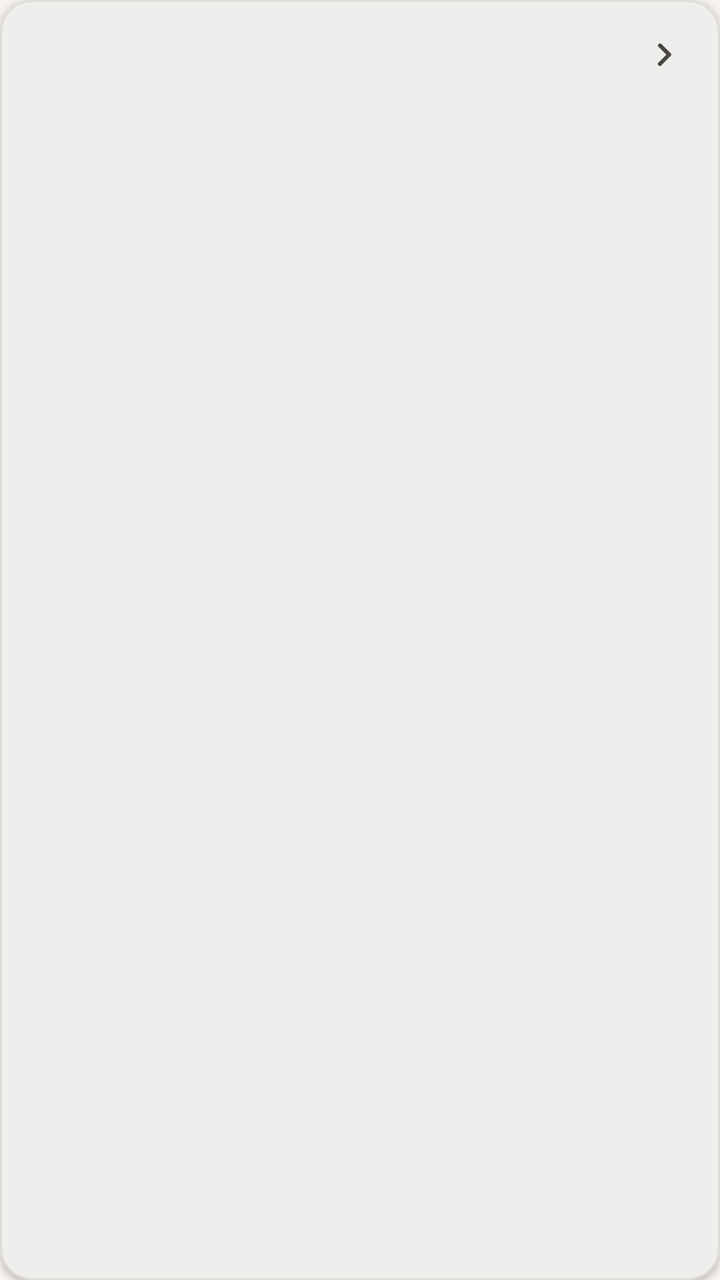
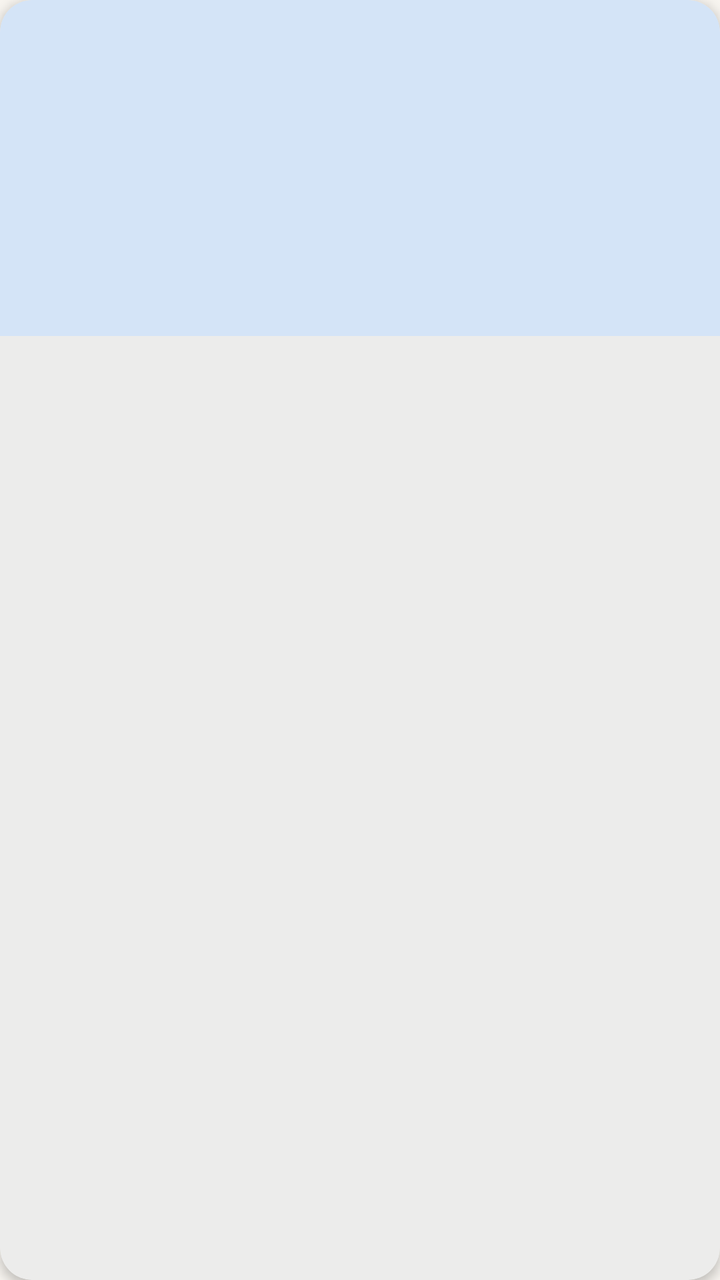

Screens rendered from an Android XML layout before and after an edit, with the pre-edit source and the edit as a unified diff.
<!-- AndroidManifest.xml: application theme Theme.AppLibrary -->
<!-- res/layout/item_book.xml -->
<?xml version="1.0" encoding="utf-8"?>
<com.google.android.material.card.MaterialCardView xmlns:android="http://schemas.android.com/apk/res/android"
    xmlns:app="http://schemas.android.com/apk/res-auto"
    style="@style/Widget.AppLibrary.Card.List"
    android:layout_width="match_parent"
    android:layout_height="wrap_content"
    android:layout_marginBottom="@dimen/spacing_sm"
    android:clickable="true"
    android:focusable="true">

    <androidx.constraintlayout.widget.ConstraintLayout
        android:layout_width="match_parent"
        android:layout_height="wrap_content"
        android:padding="@dimen/spacing_md">

        <FrameLayout
            android:id="@+id/cover_container"
            android:layout_width="72dp"
            android:layout_height="100dp"
            android:foreground="?attr/selectableItemBackgroundBorderless"
            app:layout_constraintBottom_toBottomOf="parent"
            app:layout_constraintStart_toStartOf="parent"
            app:layout_constraintTop_toTopOf="parent">

            <ImageView
                android:id="@+id/image_cover"
                android:layout_width="match_parent"
                android:layout_height="match_parent"
                android:contentDescription="@null"
                android:scaleType="centerCrop"
                android:visibility="gone" />

            <TextView
                android:id="@+id/text_cover_initial"
                android:layout_width="match_parent"
                android:layout_height="match_parent"
                android:gravity="center"
                android:textAppearance="@style/TextAppearance.AppLibrary.CoverInitial"
                android:textColor="@color/library_on_primary" />

            <TextView
                android:id="@+id/text_year"
                android:layout_width="wrap_content"
                android:layout_height="wrap_content"
                android:layout_gravity="bottom|center_horizontal"
                android:layout_marginBottom="6dp"
                android:background="@drawable/bg_cover_year_badge"
                android:paddingHorizontal="6dp"
                android:paddingVertical="2dp"
                android:textAppearance="?attr/textAppearanceLabelSmall"
                android:textColor="@color/library_on_primary"
                android:visibility="gone" />
        </FrameLayout>

        <TextView
            android:id="@+id/text_title"
            android:layout_width="0dp"
            android:layout_height="wrap_content"
            android:layout_marginStart="@dimen/spacing_md"
            android:ellipsize="end"
            android:maxLines="2"
            android:textAppearance="?attr/textAppearanceTitleMedium"
            android:textColor="?attr/colorOnSurface"
            app:layout_constraintEnd_toStartOf="@id/icon_chevron"
            app:layout_constraintStart_toEndOf="@id/cover_container"
            app:layout_constraintTop_toTopOf="parent" />

        <ImageView
            android:id="@+id/icon_chevron"
            android:layout_width="24dp"
            android:layout_height="24dp"
            android:contentDescription="@null"
            android:src="@drawable/ic_chevron_forward"
            app:layout_constraintBottom_toBottomOf="@id/text_title"
            app:layout_constraintEnd_toEndOf="parent"
            app:layout_constraintTop_toTopOf="@id/text_title" />

        <TextView
            android:id="@+id/text_author"
            android:layout_width="0dp"
            android:layout_height="wrap_content"
            android:layout_marginStart="@dimen/spacing_md"
            android:layout_marginTop="4dp"
            android:ellipsize="end"
            android:maxLines="1"
            android:textAppearance="?attr/textAppearanceBodyMedium"
            android:textColor="?attr/colorOnSurfaceVariant"
            app:layout_constraintEnd_toEndOf="parent"
            app:layout_constraintStart_toEndOf="@id/cover_container"
            app:layout_constraintTop_toBottomOf="@id/text_title" />

        <TextView
            android:id="@+id/text_availability"
            android:layout_width="wrap_content"
            android:layout_height="wrap_content"
            android:layout_marginStart="@dimen/spacing_md"
            android:layout_marginTop="@dimen/spacing_sm"
            android:drawablePadding="4dp"
            android:paddingHorizontal="10dp"
            android:paddingVertical="5dp"
            android:textAppearance="?attr/textAppearanceLabelMedium"
            app:layout_constraintStart_toEndOf="@id/cover_container"
            app:layout_constraintTop_toBottomOf="@id/text_author" />
    </androidx.constraintlayout.widget.ConstraintLayout>
</com.google.android.material.card.MaterialCardView>
<!-- resources referenced by this layout -->
<resources>
  <color name="library_on_primary">#FFFFFF</color>
  <dimen name="spacing_md">16dp</dimen>
  <dimen name="spacing_sm">8dp</dimen>
  <!-- drawable bg_cover_year_badge (drawable) -->
  <?xml version="1.0" encoding="utf-8"?>
  <shape xmlns:android="http://schemas.android.com/apk/res/android">
      <solid android:color="#66000000" />
      <corners android:radius="6dp" />
  </shape>
  <!-- drawable ic_chevron_forward (drawable) -->
  <?xml version="1.0" encoding="utf-8"?>
  <vector xmlns:android="http://schemas.android.com/apk/res/android"
      android:width="24dp"
      android:height="24dp"
      android:viewportWidth="24"
      android:viewportHeight="24">
      <path
          android:fillColor="?attr/colorOnSurfaceVariant"
          android:pathData="M9.29,6.71a1,1 0,0 0,0 1.41L13.17,12l-3.88,3.88a1,1 0,1 0,1.41 1.41l4.59,-4.59a1,1 0,0 0,0 -1.41L10.7,6.7a1,1 0,0 0,-1.41 0.01z" />
  </vector>
  <style name="TextAppearance.AppLibrary.CoverInitial" parent="TextAppearance.Material3.HeadlineSmall">
          <item name="android:textStyle">bold</item>
      </style>
  <style name="Widget.AppLibrary.Card.List" parent="Widget.Material3.CardView.Elevated">
          <item name="cardCornerRadius">@dimen/card_radius</item>
          <item name="cardElevation">2dp</item>
          <item name="strokeWidth">1dp</item>
          <item name="strokeColor">@color/library_card_stroke</item>
          <item name="cardBackgroundColor">?attr/colorSurface</item>
          <item name="rippleColor">?attr/colorPrimaryContainer</item>
      </style>
  <style name="Theme.AppLibrary" parent="Base.Theme.AppLibrary" />
  <dimen name="card_radius">16dp</dimen>
  <color name="library_card_stroke">#E0DBD4</color>
  <color name="library_primary">#1B3A5C</color>
  <color name="library_primary_container">#D4E4F7</color>
  <color name="library_on_primary_container">#0A2540</color>
  <color name="library_secondary">#9A7B2F</color>
  <color name="library_on_secondary">#FFFFFF</color>
  <color name="library_secondary_container">#F5E6C8</color>
  <color name="library_on_secondary_container">#3D2F0A</color>
  <color name="library_tertiary">#2D6A4F</color>
  <color name="library_on_tertiary">#FFFFFF</color>
  <color name="library_tertiary_container">#B7E4C7</color>
  <color name="library_on_tertiary_container">#0D3321</color>
  <color name="library_background">#F7F4EF</color>
  <color name="library_on_background">#1C1B1A</color>
  <color name="library_surface">#FFFCF8</color>
  <color name="library_on_surface">#1C1B1A</color>
  <color name="library_surface_variant">#E8E4DD</color>
  <color name="library_on_surface_variant">#4A4640</color>
  <color name="library_outline">#7A756C</color>
  <color name="library_error">#BA1A1A</color>
  <color name="library_on_error">#FFFFFF</color>
  <style name="Widget.AppLibrary.Card" parent="Widget.Material3.CardView.Elevated">
          <item name="cardCornerRadius">@dimen/card_radius</item>
          <item name="cardElevation">2dp</item>
          <item name="strokeWidth">0dp</item>
      </style>
  <style name="Widget.AppLibrary.Button" parent="Widget.Material3.Button">
          <item name="cornerRadius">12dp</item>
          <item name="android:minHeight">52dp</item>
      </style>
  <style name="Widget.AppLibrary.BottomNav" parent="Widget.Material3.BottomNavigationView">
          <item name="android:background">?attr/colorSurface</item>
          <item name="elevation">@dimen/bottom_nav_elevation</item>
          <item name="itemActiveIndicatorStyle">@style/Widget.AppLibrary.BottomNav.ActiveIndicator</item>
      </style>
  <dimen name="bottom_nav_elevation">8dp</dimen>
  <style name="Widget.AppLibrary.BottomNav.ActiveIndicator" parent="Widget.Material3.BottomNavigationView.ActiveIndicator">
          <item name="android:color">?attr/colorSecondaryContainer</item>
      </style>
  <!-- unchanged entries left out for length: 2 -->
</resources>

<!-- the commit's change to res/layout/item_book.xml (unified diff, before → after) -->
@@ -1,26 +1,23 @@
 <?xml version="1.0" encoding="utf-8"?>
 <com.google.android.material.card.MaterialCardView xmlns:android="http://schemas.android.com/apk/res/android"
     xmlns:app="http://schemas.android.com/apk/res-auto"
-    style="@style/Widget.AppLibrary.Card.List"
+    style="@style/Widget.AppLibrary.Card.Book"
     android:layout_width="match_parent"
     android:layout_height="wrap_content"
-    android:layout_marginBottom="@dimen/spacing_sm"
+    android:layout_margin="@dimen/spacing_xs"
     android:clickable="true"
     android:focusable="true">
 
-    <androidx.constraintlayout.widget.ConstraintLayout
+    <LinearLayout
         android:layout_width="match_parent"
         android:layout_height="wrap_content"
-        android:padding="@dimen/spacing_md">
+        android:orientation="vertical">
 
         <FrameLayout
             android:id="@+id/cover_container"
-            android:layout_width="72dp"
-            android:layout_height="100dp"
-            android:foreground="?attr/selectableItemBackgroundBorderless"
-            app:layout_constraintBottom_toBottomOf="parent"
-            app:layout_constraintStart_toStartOf="parent"
-            app:layout_constraintTop_toTopOf="parent">
+            android:layout_width="match_parent"
+            android:layout_height="@dimen/book_cover_height"
+            android:background="@drawable/bg_book_cover_top">
 
             <ImageView
                 android:id="@+id/image_cover"
@@ -36,70 +33,57 @@
                 android:layout_height="match_parent"
                 android:gravity="center"
                 android:textAppearance="@style/TextAppearance.AppLibrary.CoverInitial"
-                android:textColor="@color/library_on_primary" />
+                android:textColor="@color/library_on_primary"
+                android:textSize="28sp" />
 
             <TextView
                 android:id="@+id/text_year"
                 android:layout_width="wrap_content"
                 android:layout_height="wrap_content"
-                android:layout_gravity="bottom|center_horizontal"
-                android:layout_marginBottom="6dp"
+                android:layout_gravity="bottom|end"
+                android:layout_margin="@dimen/spacing_sm"
                 android:background="@drawable/bg_cover_year_badge"
-                android:paddingHorizontal="6dp"
-                android:paddingVertical="2dp"
+                android:paddingHorizontal="8dp"
+                android:paddingVertical="3dp"
                 android:textAppearance="?attr/textAppearanceLabelSmall"
                 android:textColor="@color/library_on_primary"
                 android:visibility="gone" />
         </FrameLayout>
 
-        <TextView
-            android:id="@+id/text_title"
-            android:layout_width="0dp"
+        <LinearLayout
+            android:layout_width="match_parent"
             android:layout_height="wrap_content"
-            android:layout_marginStart="@dimen/spacing_md"
-            android:ellipsize="end"
-            android:maxLines="2"
-            android:textAppearance="?attr/textAppearanceTitleMedium"
-            android:textColor="?attr/colorOnSurface"
-            app:layout_constraintEnd_toStartOf="@id/icon_chevron"
-            app:layout_constraintStart_toEndOf="@id/cover_container"
-            app:layout_constraintTop_toTopOf="parent" />
+            android:orientation="vertical"
+            android:padding="@dimen/spacing_sm">
 
-        <ImageView
-            android:id="@+id/icon_chevron"
-            android:layout_width="24dp"
-            android:layout_height="24dp"
-            android:contentDescription="@null"
-            android:src="@drawable/ic_chevron_forward"
-            app:layout_constraintBottom_toBottomOf="@id/text_title"
-            app:layout_constraintEnd_toEndOf="parent"
-            app:layout_constraintTop_toTopOf="@id/text_title" />
+            <TextView
+                android:id="@+id/text_title"
+                android:layout_width="match_parent"
+                android:layout_height="wrap_content"
+                android:ellipsize="end"
+                android:maxLines="2"
+                android:minLines="2"
+                android:textAppearance="?attr/textAppearanceTitleSmall"
+                android:textColor="?attr/colorOnSurface" />
 
-        <TextView
-            android:id="@+id/text_author"
-            android:layout_width="0dp"
-            android:layout_height="wrap_content"
-            android:layout_marginStart="@dimen/spacing_md"
-            android:layout_marginTop="4dp"
-            android:ellipsize="end"
-            android:maxLines="1"
-            android:textAppearance="?attr/textAppearanceBodyMedium"
-            android:textColor="?attr/colorOnSurfaceVariant"
-            app:layout_constraintEnd_toEndOf="parent"
-            app:layout_constraintStart_toEndOf="@id/cover_container"
-            app:layout_constraintTop_toBottomOf="@id/text_title" />
+            <TextView
+                android:id="@+id/text_author"
+                android:layout_width="match_parent"
+                android:layout_height="wrap_content"
+                android:layout_marginTop="2dp"
+                android:ellipsize="end"
+                android:maxLines="1"
+                android:textAppearance="?attr/textAppearanceBodySmall"
+                android:textColor="?attr/colorOnSurfaceVariant" />
 
-        <TextView
-            android:id="@+id/text_availability"
-            android:layout_width="wrap_content"
-            android:layout_height="wrap_content"
-            android:layout_marginStart="@dimen/spacing_md"
-            android:layout_marginTop="@dimen/spacing_sm"
-            android:drawablePadding="4dp"
-            android:paddingHorizontal="10dp"
-            android:paddingVertical="5dp"
-            android:textAppearance="?attr/textAppearanceLabelMedium"
-            app:layout_constraintStart_toEndOf="@id/cover_container"
-            app:layout_constraintTop_toBottomOf="@id/text_author" />
-    </androidx.constraintlayout.widget.ConstraintLayout>
+            <TextView
+                android:id="@+id/text_availability"
+                android:layout_width="wrap_content"
+                android:layout_height="wrap_content"
+                android:layout_marginTop="@dimen/spacing_xs"
+                android:paddingHorizontal="8dp"
+                android:paddingVertical="4dp"
+                android:textAppearance="?attr/textAppearanceLabelSmall" />
+        </LinearLayout>
+    </LinearLayout>
 </com.google.android.material.card.MaterialCardView>
<!-- resource entries referenced after the edit -->
@@ -1,39 +1,36 @@
 <!-- resources referenced by this layout -->
 <resources>
   <color name="library_on_primary">#FFFFFF</color>
-  <dimen name="spacing_md">16dp</dimen>
+  <dimen name="book_cover_height">168dp</dimen>
   <dimen name="spacing_sm">8dp</dimen>
+  <dimen name="spacing_xs">4dp</dimen>
+  <!-- drawable bg_book_cover_top (drawable) -->
+  <?xml version="1.0" encoding="utf-8"?>
+  <shape xmlns:android="http://schemas.android.com/apk/res/android"
+      android:shape="rectangle">
+      <corners
+          android:topLeftRadius="@dimen/card_radius"
+          android:topRightRadius="@dimen/card_radius" />
+      <solid android:color="@color/library_primary_container" />
+  </shape>
   <!-- drawable bg_cover_year_badge (drawable) -->
   <?xml version="1.0" encoding="utf-8"?>
   <shape xmlns:android="http://schemas.android.com/apk/res/android">
       <solid android:color="#66000000" />
       <corners android:radius="6dp" />
   </shape>
-  <!-- drawable ic_chevron_forward (drawable) -->
-  <?xml version="1.0" encoding="utf-8"?>
-  <vector xmlns:android="http://schemas.android.com/apk/res/android"
-      android:width="24dp"
-      android:height="24dp"
-      android:viewportWidth="24"
-      android:viewportHeight="24">
-      <path
-          android:fillColor="?attr/colorOnSurfaceVariant"
-          android:pathData="M9.29,6.71a1,1 0,0 0,0 1.41L13.17,12l-3.88,3.88a1,1 0,1 0,1.41 1.41l4.59,-4.59a1,1 0,0 0,0 -1.41L10.7,6.7a1,1 0,0 0,-1.41 0.01z" />
-  </vector>
   <style name="TextAppearance.AppLibrary.CoverInitial" parent="TextAppearance.Material3.HeadlineSmall">
           <item name="android:textStyle">bold</item>
       </style>
-  <style name="Widget.AppLibrary.Card.List" parent="Widget.Material3.CardView.Elevated">
+  <style name="Widget.AppLibrary.Card.Book" parent="Widget.Material3.CardView.Elevated">
           <item name="cardCornerRadius">@dimen/card_radius</item>
-          <item name="cardElevation">2dp</item>
-          <item name="strokeWidth">1dp</item>
-          <item name="strokeColor">@color/library_card_stroke</item>
+          <item name="cardElevation">3dp</item>
+          <item name="strokeWidth">0dp</item>
           <item name="cardBackgroundColor">?attr/colorSurface</item>
           <item name="rippleColor">?attr/colorPrimaryContainer</item>
       </style>
   <style name="Theme.AppLibrary" parent="Base.Theme.AppLibrary" />
   <dimen name="card_radius">16dp</dimen>
-  <color name="library_card_stroke">#E0DBD4</color>
   <color name="library_primary">#1B3A5C</color>
   <color name="library_primary_container">#D4E4F7</color>
   <color name="library_on_primary_container">#0A2540</color>
